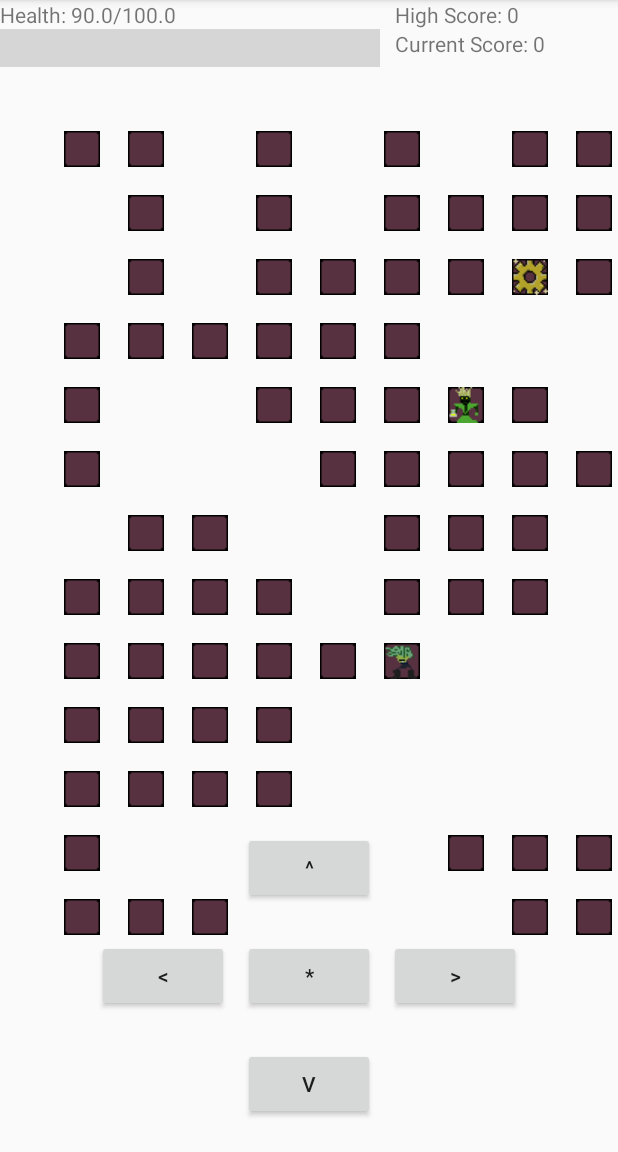
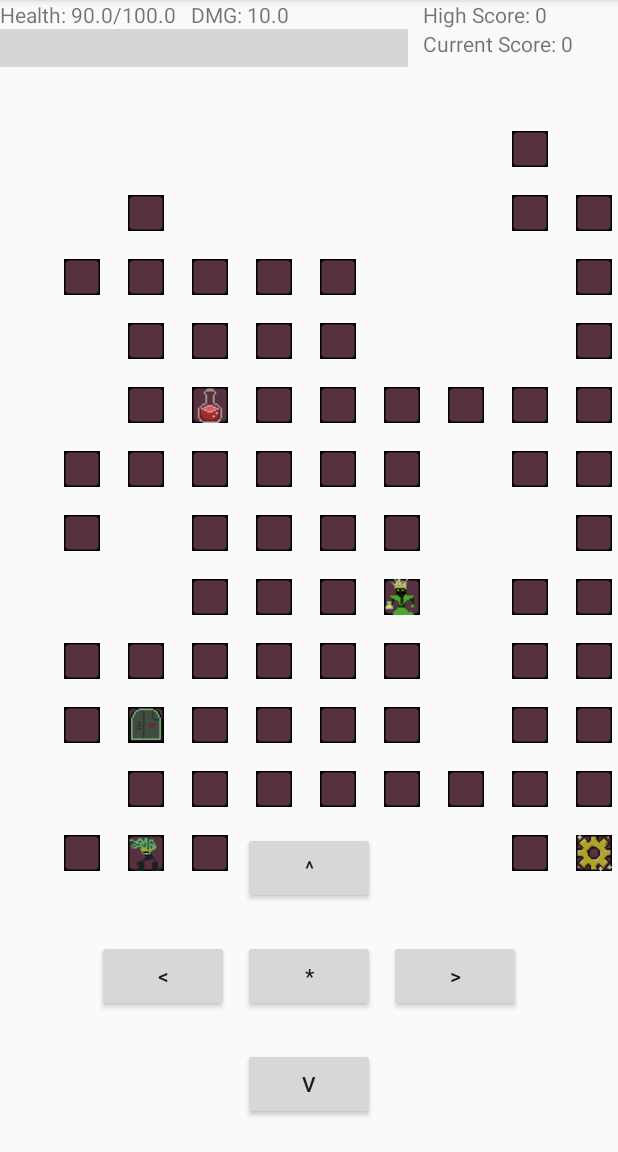
Before and after one commit to anPerez4120/MetalCrawler, an Android app: the GameActivity screen opened directly, with no data from a screen before it, after a tap on an icon or button, on a phone screen of 412 x 824 dp, the part 84-1236 px from its top. Run offline under Robolectric (Android 15) with nearby library versions, the light colour scheme and no system bars; grey boxes are pictures that could not be loaded.

Commit message:
Made DMG visible to the player. Also added a glossary to list mechanics and other information.

```diff
--- a/app/src/main/AndroidManifest.xml
+++ b/app/src/main/AndroidManifest.xml
@@ -37,6 +37,10 @@
             android:exported="false">
         </activity>
 
+        <activity android:name=".GlossaryActivity"
+            android:exported="false">
+        </activity>
+
         <activity android:name=".GameOverActivity"
             android:exported="false">
         </activity>
--- a/app/src/main/java/csc472/depaul/edu/metalcrawler/GameActivity.java
+++ b/app/src/main/java/csc472/depaul/edu/metalcrawler/GameActivity.java
@@ -25,6 +25,7 @@ public class GameActivity extends AppCompatActivity {
     TextView currentScore;
     TextView highScore;
     TextView hp;
+    TextView dmg;
 
     @Override
     protected void onCreate(Bundle savedInstance) {
@@ -38,6 +39,9 @@ public class GameActivity extends AppCompatActivity {
 
         //TextView for the HP
         hp = findViewById(R.id.healthText);
+        //TextView for damage
+        dmg = findViewById(R.id.damage);
+
 
         //displaying the current high score on screen
         int score = getHighScore();
@@ -61,6 +65,7 @@ public class GameActivity extends AppCompatActivity {
         }
         //Set text after gameManager is created
         hp.setText("Health: " + gameManager.GetPlayer().GetHealth() + "/" + gameManager.GetPlayer().GetMaxHealth());
+        dmg.setText("DMG: " + gameManager.GetPlayer().GetDamage());
 
         healthBar = findViewById(R.id.healthBar);
         //To show the damage that has been dealt i made the background red
@@ -75,6 +80,7 @@ public class GameActivity extends AppCompatActivity {
                 view.Update();
                 healthBar.invalidate();
                 hp.setText("Health: " + gameManager.GetPlayer().GetHealth() + "/" + gameManager.GetPlayer().GetMaxHealth());
+                dmg.setText("DMG: " + gameManager.GetPlayer().GetDamage());
                 highScore.setText("High Score: " + getHighScore());
                 currentScore.setText("Current Score: " + gameManager.getScore());
                 checkIfGameOver();
@@ -89,6 +95,7 @@ public class GameActivity extends AppCompatActivity {
                 view.Update();
                 healthBar.invalidate();
                 hp.setText("Health: " + gameManager.GetPlayer().GetHealth() + "/" + gameManager.GetPlayer().GetMaxHealth());
+                dmg.setText("DMG: " + gameManager.GetPlayer().GetDamage());
                 highScore.setText("High Score: " + getHighScore());
                 currentScore.setText("Current Score: " + gameManager.getScore());
                 checkIfGameOver();
@@ -103,6 +110,7 @@ public class GameActivity extends AppCompatActivity {
                 view.Update();
                 healthBar.invalidate();
                 hp.setText("Health: " + gameManager.GetPlayer().GetHealth() + "/" + gameManager.GetPlayer().GetMaxHealth());
+                dmg.setText("DMG: " + gameManager.GetPlayer().GetDamage());
                 highScore.setText("High Score: " + getHighScore());
                 currentScore.setText("Current Score: " + gameManager.getScore());
                 checkIfGameOver();
@@ -117,6 +125,7 @@ public class GameActivity extends AppCompatActivity {
                 view.Update();
                 healthBar.invalidate();
                 hp.setText("Health: " + gameManager.GetPlayer().GetHealth() + "/" + gameManager.GetPlayer().GetMaxHealth());
+                dmg.setText("DMG: " + gameManager.GetPlayer().GetDamage());
                 highScore.setText("High Score: " + getHighScore());
                 currentScore.setText("Current Score: " + gameManager.getScore());
                 checkIfGameOver();
@@ -132,6 +141,7 @@ public class GameActivity extends AppCompatActivity {
                 view.Update();
                 healthBar.invalidate();
                 hp.setText("Health: " + gameManager.GetPlayer().GetHealth() + "/" + gameManager.GetPlayer().GetMaxHealth());
+                dmg.setText("DMG: " + gameManager.GetPlayer().GetDamage());
                 highScore.setText("High Score: " + getHighScore());
                 currentScore.setText("Current Score: " + gameManager.getScore());
                 checkIfGameOver();
@@ -153,6 +163,7 @@ public class GameActivity extends AppCompatActivity {
             gameManager.GameStart(getGameActivity(), findViewById(R.id.drawTest));
             handlePlayer();
             hp.setText("Health: " + gameManager.GetPlayer().GetHealth() + "/" + gameManager.GetPlayer().GetMaxHealth());
+            dmg.setText("DMG: " + gameManager.GetPlayer().GetDamage());
             highScore.setText("High Score: " + getHighScore());
             currentScore.setText("Current Score: " + gameManager.getScore());
         }
--- a/app/src/main/java/csc472/depaul/edu/metalcrawler/GameComponents/Player.java
+++ b/app/src/main/java/csc472/depaul/edu/metalcrawler/GameComponents/Player.java
@@ -29,7 +29,11 @@ public class Player extends Actor {
     public void AttemptMove(int dx, int dy)
     {
         //TODO:Fix the scaling of the moves
-        if (ldx == dx && ldy == dy)
+        if (ldx == ldy){
+            momentum = 1;
+            riposte = 1;
+        }
+        else if (ldx == dx && ldy == dy)
         {
             //if they are riposted then make take them out of it and reset momentum
             riposte = 1;
@@ -62,6 +66,8 @@ public class Player extends Actor {
     }
 
 
+
+
     @Override
     protected void SetDrawLayer()
     {
--- a/app/src/main/res/layout/activity_game.xml
+++ b/app/src/main/res/layout/activity_game.xml
@@ -23,11 +23,24 @@
                 android:orientation="vertical"
                 android:layout_weight=".75">
 
-                <TextView
-                    android:id="@+id/healthText"
+                <LinearLayout
                     android:layout_width="wrap_content"
-                    android:layout_height="wrap_content"
-                    android:text="Health: 100/100"/>
+                    android:layout_height="wrap_content">
+
+                    <TextView
+                        android:id="@+id/healthText"
+                        android:layout_width="wrap_content"
+                        android:layout_height="wrap_content"
+                        android:text="Health: 100/100"/>
+
+                    <TextView
+                        android:id="@+id/damage"
+                        android:layout_width="wrap_content"
+                        android:layout_height="wrap_content"
+                        android:text="DMG: "
+                        android:paddingLeft="10dp"/>
+
+                </LinearLayout>
 
                 <csc472.depaul.edu.metalcrawler.GameComponents.UI.HealthBar
                     android:id="@+id/healthBar"
```
Also changed, not shown: app/src/main/java/csc472/depaul/edu/metalcrawler/CustomAdapter.java (added, +52 -0 lines), app/src/main/java/csc472/depaul/edu/metalcrawler/GlossaryActivity.java (added, +66 -0 lines), app/src/main/java/csc472/depaul/edu/metalcrawler/MainActivity.java (+11 -0 lines), app/src/main/res/layout/activity_class.xml (+7 -0 lines), app/src/main/res/layout/activity_glossary.xml (added, +27 -0 lines), app/src/main/res/layout/activity_listview.xml (added, +19 -0 lines), app/src/main/res/layout/activity_main.xml (+9 -0 lines).
